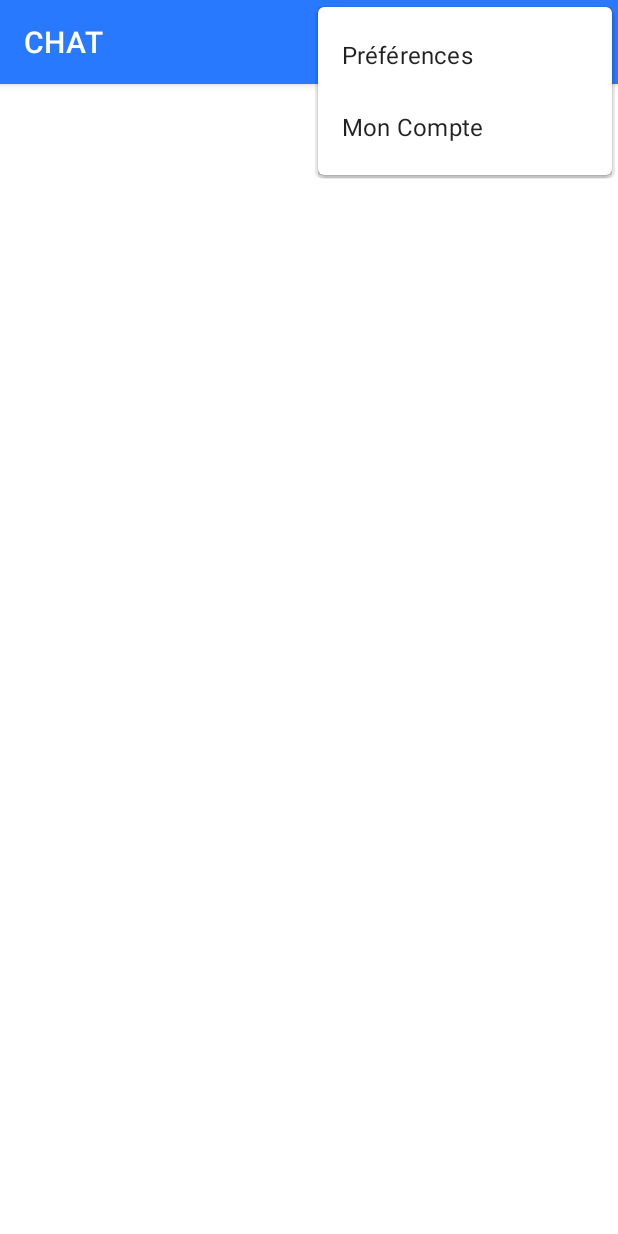
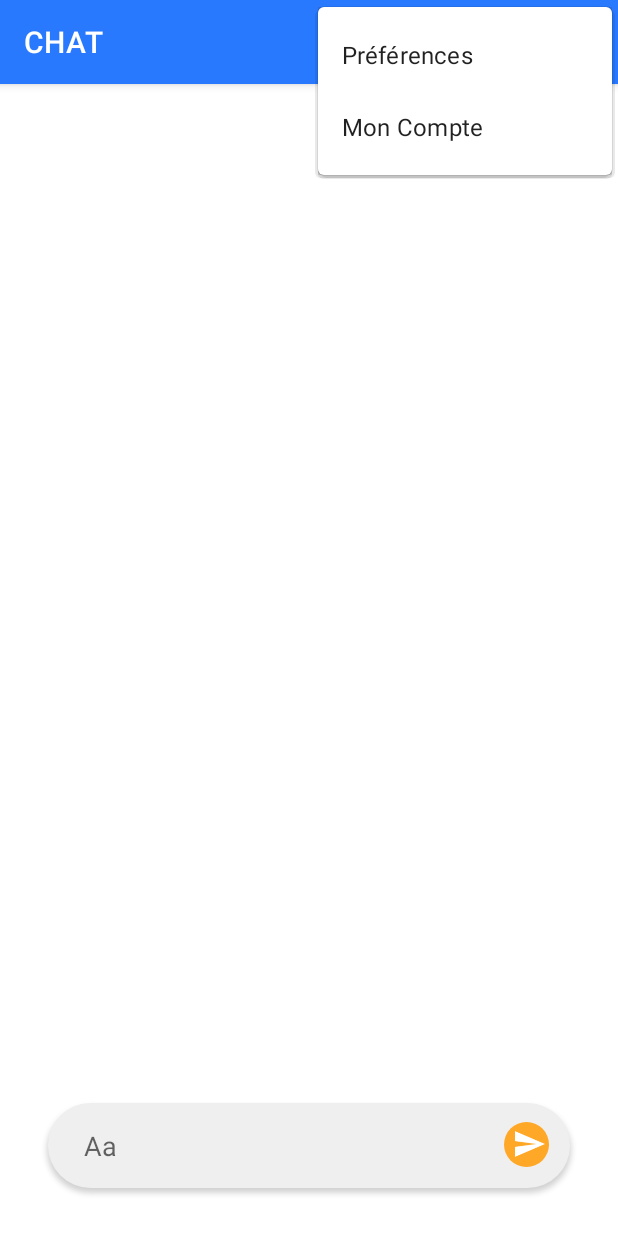
Before and after one commit to quartzgolem/TP1_AndroidApp, an Android app: the ShowConvActivity screen opened directly, with no data from a screen before it, with the options menu open, on a phone screen of 412 x 824 dp. Run offline under Robolectric (Android 15) with nearby library versions, the phone set to English and light mode, and no system bars; 3 statements that could not run were skipped.

Commit message:
show conv activity

```diff
--- a/app/src/main/java/com/example/final_ig2i/LoginActivity.java
+++ b/app/src/main/java/com/example/final_ig2i/LoginActivity.java
@@ -68,6 +68,9 @@ public class LoginActivity extends AppCompatActivity implements View.OnClickList
                         LoginActivity.this.savePrefs();
                         // TODO: Changer d'activité vers choixConversation
                         Intent toChoixConv = new Intent(LoginActivity.this, ChoixConvActivity.class);
+                        Bundle bdl = new Bundle();
+                        bdl.putString("username",champLogin.getText().toString());
+                        toChoixConv.putExtras(bdl);
                         startActivity(toChoixConv);
 
                     }
--- /dev/null
+++ b/app/src/main/res/drawable/conversation_gradient_bottom.xml
@@ -0,0 +1,8 @@
+<?xml version="1.0" encoding="utf-8"?>
+<shape xmlns:android="http://schemas.android.com/apk/res/android">
+    <gradient
+        android:angle="90"
+        android:startColor="@color/white"
+        android:endColor="#0fff"
+        android:type="linear"/>
+</shape>
--- /dev/null
+++ b/app/src/main/res/drawable/conversation_gradient_top.xml
@@ -0,0 +1,8 @@
+<?xml version="1.0" encoding="utf-8"?>
+<shape xmlns:android="http://schemas.android.com/apk/res/android">
+    <gradient
+        android:angle="-90"
+        android:startColor="@color/white"
+        android:endColor="#0fff"
+        android:type="linear"/>
+</shape>
--- /dev/null
+++ b/app/src/main/res/drawable/edt_message_back.xml
@@ -0,0 +1,9 @@
+<?xml version="1.0" encoding="utf-8"?>
+<shape
+    xmlns:android="http://schemas.android.com/apk/res/android"
+    android:shape="rectangle">
+
+    <solid android:color="@color/colorSecondaryLight"/>
+    <corners android:radius="30dp"/>
+
+</shape>
--- /dev/null
+++ b/app/src/main/res/drawable/send_btn.xml
@@ -0,0 +1,20 @@
+<?xml version="1.0" encoding="utf-8"?>
+<layer-list xmlns:android="http://schemas.android.com/apk/res/android">
+    <item
+        android:width="30dp"
+        android:height="30dp"
+        android:gravity="center">
+        <shape
+            android:shape="oval"
+            android:tint="@color/colorAccent"/>
+    </item>
+    <item
+        android:gravity="center"
+        android:left="5dp"
+        android:width="20dp"
+        android:height="20dp">
+        <bitmap
+            android:src="@drawable/send"
+            android:tint="@color/white"/>
+    </item>
+</layer-list>
--- a/app/src/main/res/layout/activity_compte.xml
+++ b/app/src/main/res/layout/activity_compte.xml
@@ -71,7 +71,7 @@
             android:layout_width="wrap_content"
             android:layout_height="wrap_content"
             android:layout_weight="1"
-            android:background="@color/blanc"
+            android:background="@color/white"
             android:entries="@array/couleurs" />
 
     </LinearLayout>
--- /dev/null
+++ b/app/src/main/res/layout/activity_show_conversation.xml
@@ -0,0 +1,76 @@
+<RelativeLayout xmlns:android="http://schemas.android.com/apk/res/android"
+    xmlns:tools="http://schemas.android.com/tools"
+    android:id="@+id/RelativeLayout1"
+    android:layout_width="match_parent"
+    android:layout_height="match_parent"
+    android:background="@color/white"
+    android:gravity="center_horizontal"
+    android:orientation="vertical">
+
+    <ScrollView
+        android:id="@+id/conversation_svMessages"
+        android:layout_width="match_parent"
+        android:layout_height="wrap_content"
+        android:layout_below="@id/conversation_titre"
+        android:layout_above="@id/conversation_edtMessage"
+        android:layout_marginBottom="-32dp">
+        <LinearLayout
+            android:id="@+id/conversation_LayoutMessages"
+            android:orientation="vertical"
+            android:layout_width="match_parent"
+            android:layout_height="wrap_content"
+            android:paddingVertical="16dp"
+            android:paddingHorizontal="24dp"/>
+
+    </ScrollView>
+
+    <TextView
+        android:id="@+id/conversation_titre"
+        android:layout_width="match_parent"
+        android:layout_height="wrap_content"
+        android:padding="32dp"
+        android:paddingBottom="0dp"
+        android:gravity="center_horizontal"
+        android:textColor="@color/colorSecondaryDark"
+        android:textSize="15pt"
+        android:textStyle="bold" />
+
+    <View
+        android:layout_width="match_parent"
+        android:layout_height="32dp"
+        android:layout_alignTop="@id/conversation_svMessages"
+        android:background="@drawable/conversation_gradient_top" />
+
+    <View
+        android:layout_width="match_parent"
+        android:layout_height="32dp"
+        android:layout_alignBottom="@id/conversation_svMessages"
+        android:background="@drawable/conversation_gradient_bottom" />
+
+    <EditText
+        android:id="@+id/conversation_edtMessage"
+        android:layout_width="match_parent"
+        android:layout_height="wrap_content"
+        android:layout_margin="32dp"
+        android:paddingVertical="16dp"
+        android:paddingStart="24dp"
+        android:paddingEnd="60dp"
+        android:layout_alignParentBottom="true"
+        android:hint="@string/message_hint"
+        android:background="@drawable/edt_message_back"
+        android:inputType="textCapSentences|textAutoCorrect|textMultiLine"
+        android:imeOptions="actionSend"
+        android:elevation="2dp"
+        android:autofillHints="no" />
+
+    <ImageButton
+        android:id="@+id/conversation_btnOK"
+        android:layout_width="30dp"
+        android:layout_height="30dp"
+        android:layout_alignParentBottom="true"
+        android:layout_alignParentEnd="true"
+        android:src="@drawable/send_btn"
+        android:layout_margin="46dp"
+        android:elevation="2dp"
+        android:contentDescription="@strings/send" />
+</RelativeLayout>
--- a/app/src/main/res/values/colors.xml
+++ b/app/src/main/res/values/colors.xml
@@ -14,8 +14,4 @@
     <color name="colorAccent">#ffa726</color>
     <color name="white">#ffffff</color>
     <color name="black">#000000</color>
-
-    <color name="orange">#800000</color>
-    <color name="blanc">#ffffff</color>
-    <color name="noir">#000000</color>
 </resources>
--- a/app/src/main/res/values/strings.xml
+++ b/app/src/main/res/values/strings.xml
@@ -28,5 +28,6 @@
 
     <string name="title_activity_choix_conv">ChoixConvActivity</string>
     <string name="hello_world">Hello world!</string>
+    <string name="message_hint">Aa</string>
 
 </resources>
```
Also changed, not shown: app/src/main/java/com/example/final_ig2i/ChoixConvActivity.java (+12 -10 lines), app/src/main/java/com/example/final_ig2i/ShowConvActivity.java (+100 -13 lines), app/src/main/res/layout/message_item.xml (added, +50 -0 lines), app/src/main/res/drawable/send.png (added).
